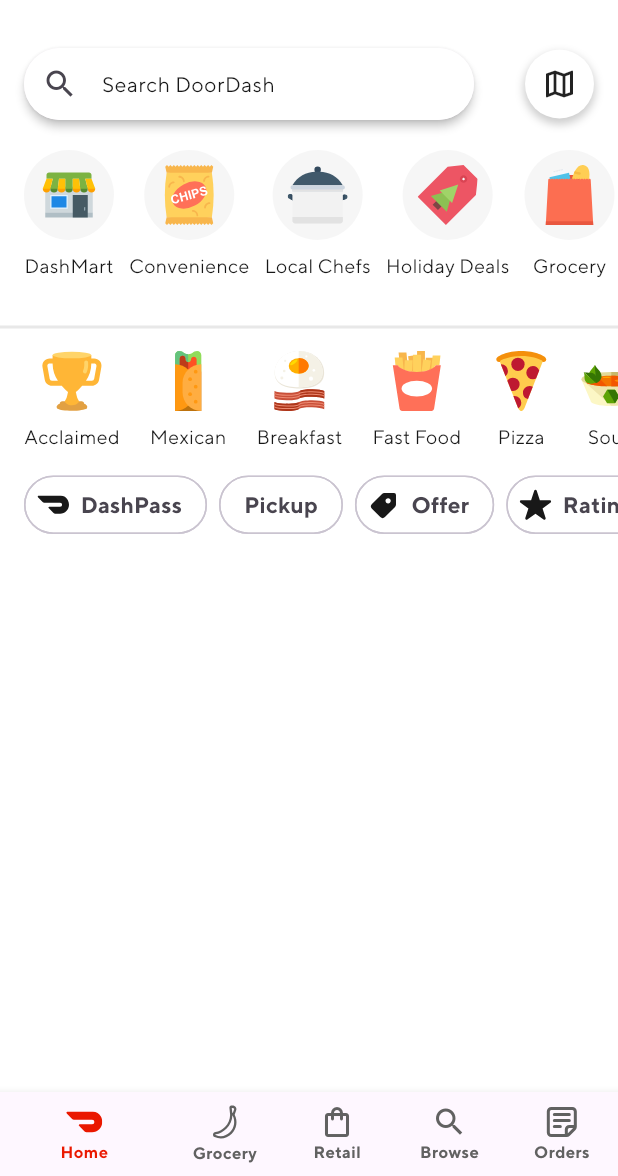
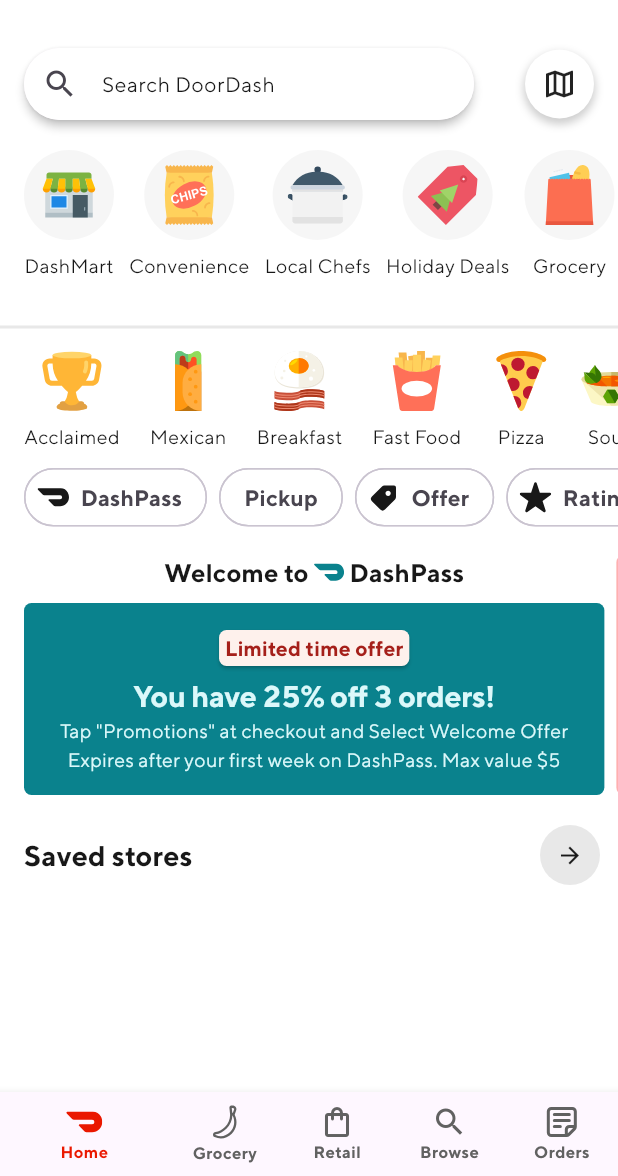
Before and after one commit to OsileJesse123/Flutter-Material-Styling, a Flutter app: the DashboardPage screen opened by its route, on a phone screen of 412 x 824 dp, the part 60-1236 px from its top. Run offline on Flutter 3.47's test engine with Material 3 defaults, Android fonts, the phone set to English and light mode, and no system bars; our stand-ins replace flutter_svg.

Commit message:
home page almost completed

```diff
--- a/lib/main.dart
+++ b/lib/main.dart
@@ -47,6 +47,7 @@ ThemeData _buildStylingTheme(){
           brightness: Brightness.light,
           primary: kStylingRed800,
           onPrimary: Colors.white,
+          primaryContainer: kStylingOrange900,
           secondary: kStylingBlue800,
           onSecondary: kStylingBlue50,
           error: kStylingRed900,
--- a/lib/util/colors.dart
+++ b/lib/util/colors.dart
@@ -14,3 +14,6 @@ const kStylingBlue800 = Color(0xFF0A828D);
 const kStylingGrey700 = Color(0xFF606060);
 const kStylingGrey800 = Color(0xFF616161);
 const kStylingYellow600 = Color(0xFFE9C600);
+const kStylingOrange50 = Color(0xFFFEF1EC);
+const kStylingRed200 = Color(0xFFFFAFB0);
+const kStylingOrange900 = Color(0xFF791400);
--- a/lib/util/constants.dart
+++ b/lib/util/constants.dart
@@ -18,6 +18,7 @@ const facebookIcon = 'assets/images/facebook_icon.svg';
 const googleIcon = 'assets/images/google_icon.svg';
 const offersIcon = 'assets/images/offers_icon.svg';
 const ratingsIcon = 'assets/images/ratings_icon.svg';
+const doordashSalesImage = 'assets/images/doordash_sales_image.png';
 
 // Category Icons
 const dashMartIcon = 'assets/images/dash_mart.svg';
--- a/lib/views/home_page.dart
+++ b/lib/views/home_page.dart
@@ -1,10 +1,13 @@
 import 'package:flutter/material.dart';
 import 'package:flutter_material_styling/repository/repository.dart';
+import 'package:flutter_material_styling/util/colors.dart';
 import 'package:flutter_material_styling/util/constants.dart';
 import 'package:flutter_material_styling/util/extensions.dart';
 import 'package:flutter_material_styling/widgets/category_item_widget.dart';
 import 'package:flutter_material_styling/widgets/category_item_widget_2.dart';
 import 'package:flutter_material_styling/widgets/filter_item_widget.dart';
+import 'package:flutter_material_styling/widgets/sales_item_widget.dart';
+import 'package:flutter_material_styling/widgets/sales_item_widget_2.dart';
 import 'package:flutter_svg/flutter_svg.dart';
 
 class HomePage extends StatefulWidget {
@@ -106,7 +109,7 @@ class _HomePageState extends State<HomePage> {
               Divider(color: theme.dividerColor, thickness: 2,),
               gapH8,
               SizedBox(
-                height: 80,
+                height: 75,
                 child: ListView.separated(
                   scrollDirection: Axis.horizontal,
                   padding: const EdgeInsets.only(left: 16, right: 16),
@@ -133,7 +136,48 @@ class _HomePageState extends State<HomePage> {
                   ],
                 ),
               ),
+              gapH16,
+              SizedBox(
+                height: 160,
+                child: ListView(
+                  scrollDirection: Axis.horizontal,
+                  clipBehavior: Clip.none,
+                  children: const [
+                    gapW16,
+                    SalesItemWidget(),
+                    gapW8,
+                    SalesItemWidget2()
+                  ],
+                ),
+              ),
+              gapH16,
+              Padding(
+                padding: const EdgeInsets.only(left: 16),
+                child: Row(
+                  mainAxisAlignment: MainAxisAlignment.spaceBetween,
+                  children: [
+                    Text(
+                      'Saved stores'.hardcoded,
+                      style: theme.textTheme.labelLarge?.copyWith(
+                        fontSize: 19,
+                      ),
+                    ),
+                    ElevatedButton(
+                      onPressed: (){
 
+                      },
+                      style: ElevatedButton.styleFrom(
+                        shape: const CircleBorder(),
+                        padding: const EdgeInsets.all(4),
+                        backgroundColor: kStylingGrey200,
+                        foregroundColor: theme.colorScheme.onBackground,
+                        elevation: 0,
+                      ),
+                      child: const Icon(Icons.arrow_forward, size: 18,),
+                    ),
+                  ],
+                ),
+              )
             ],
           )
         )
--- a/lib/widgets/sales_item_widget.dart
+++ b/lib/widgets/sales_item_widget.dart
@@ -0,0 +1,89 @@
+import 'package:flutter/material.dart';
+import 'package:flutter_material_styling/util/colors.dart';
+import 'package:flutter_material_styling/util/constants.dart';
+import 'package:flutter_material_styling/util/extensions.dart';
+import 'package:flutter_svg/flutter_svg.dart';
+
+class SalesItemWidget extends StatelessWidget {
+  const SalesItemWidget({super.key});
+
+  @override
+  Widget build(BuildContext context) {
+    final theme = Theme.of(context);
+    return Column(
+      mainAxisAlignment: MainAxisAlignment.center,
+      children: [
+        RichText(
+          text: TextSpan(
+            children: [
+              TextSpan(
+                text: 'Welcome to '.hardcoded,
+                style: theme.textTheme.labelLarge?.copyWith(
+                  fontSize: 17,
+                  fontWeight: FontWeight.w600,
+                ),
+              ),
+              WidgetSpan(child: SvgPicture.asset(doorDashLogo, colorFilter: ColorFilter.mode(theme.colorScheme.secondary, BlendMode.srcIn), width: 20, height: 20,),),
+              TextSpan(
+                text: ' DashPass'.hardcoded,
+                style: theme.textTheme.labelLarge?.copyWith(
+                  fontSize: 17,
+                  fontWeight: FontWeight.w600,
+                ),
+              )
+            ]
+          ),
+        ),
+        gapH8,
+        Container(
+          padding: const EdgeInsets.fromLTRB(24, 14, 24, 14),
+          decoration: BoxDecoration(
+            color: theme.colorScheme.secondary,
+            borderRadius: const BorderRadius.all(Radius.circular(5))
+          ),
+          child: Column(
+            children: [
+              Card(
+                color: kStylingOrange50,
+                shape: const RoundedRectangleBorder(borderRadius: BorderRadius.all(Radius.circular(5))),
+                child: Padding(
+                  padding: const EdgeInsets.fromLTRB(4, 2, 4, 2),
+                  child: Text(
+                    'Limited time offer'.hardcoded,
+                    style: theme.textTheme.labelLarge?.copyWith(
+                      color: kStylingRed900,
+                      fontSize: 14,
+                    ),
+                  ),
+                ),
+              ),
+              gapH4,
+              Text(
+                'You have 25% off 3 orders!'.hardcoded,
+                style: theme.textTheme.displayLarge?.copyWith(
+                  color: kStylingBlue50,
+                  fontSize: 20,
+                ),
+              ),
+              gapH4,
+              Text(
+                'Tap "Promotions" at checkout and Select Welcome Offer'.hardcoded,
+                style: theme.textTheme.bodyMedium?.copyWith(
+                  color: kStylingBlue50,
+                  fontSize: 13,
+                ),
+              ),
+              Text(
+                'Expires after your first week on DashPass. Max value \$5'.hardcoded,
+                style: theme.textTheme.bodyMedium?.copyWith(
+                  color: kStylingBlue50,
+                  fontSize: 13,
+                ),
+              ),
+            ],
+          ),
+        )
+      ],
+    );
+  }
+}
--- /dev/null
+++ b/lib/widgets/sales_item_widget_2.dart
@@ -0,0 +1,75 @@
+import 'package:flutter/material.dart';
+import 'package:flutter_material_styling/util/colors.dart';
+import 'package:flutter_material_styling/util/constants.dart';
+import 'package:flutter_material_styling/util/extensions.dart';
+
+class SalesItemWidget2 extends StatelessWidget {
+  const SalesItemWidget2({super.key});
+
+  @override
+  Widget build(BuildContext context) {
+    final theme = Theme.of(context);
+    return Container(
+      width: 370,
+      decoration: const BoxDecoration(
+        color: kStylingRed200,
+        borderRadius: BorderRadius.all(Radius.circular(5,),),
+      ),
+      child: Row(
+        children: [
+          Expanded(
+            flex: 2,
+            child: Padding(
+              padding: const EdgeInsets.fromLTRB(16, 18, 0, 18),
+              child: Column(
+                crossAxisAlignment: CrossAxisAlignment.start,
+                children: [
+                  Text(
+                    'Get 10% off gift cards'.hardcoded,
+                    style: theme.textTheme.labelLarge,
+                  ),
+                  gapH8,
+                  Text(
+                    'Easy to spend.'.hardcoded,
+                    style: theme.textTheme.bodyMedium?.copyWith(
+                      fontSize: 13,
+                    ),
+                  ),
+                  Text(
+                    'Min \$25 purchase. Terms apply.'.hardcoded,
+                    style: theme.textTheme.bodyMedium?.copyWith(
+                      fontSize: 13,
+                    ),
+                  ),
+                  gapH4,
+                  ElevatedButton(
+                    onPressed: (){
+
+                    },
+                    style: ElevatedButton.styleFrom(
+                      backgroundColor: theme.colorScheme.primaryContainer,
+                      foregroundColor: theme.colorScheme.onPrimary,
+                      textStyle: theme.textTheme.labelLarge,
+                      minimumSize: Size(150, 35)
+                    ),
+                    child: Text('Shop gift cards'.hardcoded),
+                  ),
+                ],
+              ),
+            ),
+          ),
+          Expanded(
+            flex: 1,
+            child: AspectRatio(
+            aspectRatio: 12/18,
+            child: Image.asset(
+              doordashSalesImage,
+              fit: BoxFit.cover,
+              ),
+            ),
+          ),
+        ],
+      ),
+    );
+  }
+}
```
Also changed, not shown: assets/images/doordash_sales_image.png (added), lib/widgets/saved_stores_item_widget.dart (added).
